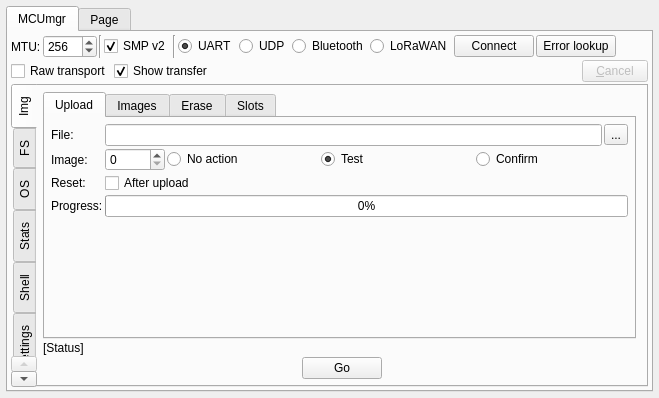
Qt form plugins/mcumgr/form.ui (thedjnK/AuTerm) before a commit.
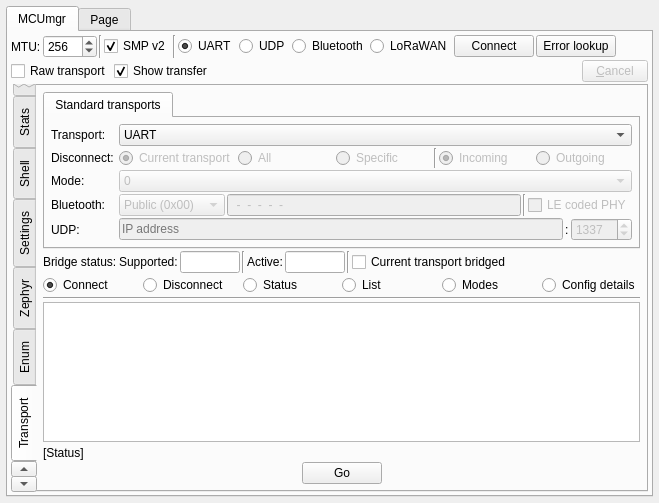
The same form after that commit. The open tabs and pages were chosen to show the change. Custom widgets are drawn as their Qt base class.

Commit message: plugins: mcumgr: Add initial transport management support

```diff
--- a/plugins/mcumgr/form.ui
+++ b/plugins/mcumgr/form.ui
@@ -6,8 +6,8 @@
    <rect>
     <x>0</x>
     <y>0</y>
-    <width>594</width>
-    <height>398</height>
+    <width>638</width>
+    <height>503</height>
    </rect>
   </property>
   <property name="windowTitle">
@@ -355,7 +355,11 @@
                   <number>2</number>
                  </property>
                  <item>
-                  <widget class="QLineEdit" name="edit_IMG_Local"/>
+                  <widget class="QLineEdit" name="edit_IMG_Local">
+                   <property name="text">
+                    <string/>
+                   </property>
+                  </widget>
                  </item>
                  <item>
                   <widget class="QToolButton" name="btn_IMG_Local">
@@ -2721,6 +2725,694 @@
            </item>
           </layout>
          </widget>
+         <widget class="QWidget" name="tab_transport">
+          <attribute name="title">
+           <string>Transport</string>
+          </attribute>
+          <layout class="QFormLayout" name="formLayout_10">
+           <property name="horizontalSpacing">
+            <number>2</number>
+           </property>
+           <property name="verticalSpacing">
+            <number>2</number>
+           </property>
+           <property name="leftMargin">
+            <number>6</number>
+           </property>
+           <property name="topMargin">
+            <number>6</number>
+           </property>
+           <property name="rightMargin">
+            <number>6</number>
+           </property>
+           <property name="bottomMargin">
+            <number>6</number>
+           </property>
+           <item row="0" column="0" colspan="2">
+            <widget class="QTabWidget" name="tabWidget_3">
+             <property name="sizePolicy">
+              <sizepolicy hsizetype="Expanding" vsizetype="Expanding">
+               <horstretch>0</horstretch>
+               <verstretch>0</verstretch>
+              </sizepolicy>
+             </property>
+             <property name="currentIndex">
+              <number>0</number>
+             </property>
+             <widget class="QWidget" name="tab">
+              <attribute name="title">
+               <string>Standard transports</string>
+              </attribute>
+              <layout class="QFormLayout" name="formLayout_8">
+               <property name="horizontalSpacing">
+                <number>2</number>
+               </property>
+               <property name="verticalSpacing">
+                <number>2</number>
+               </property>
+               <property name="leftMargin">
+                <number>6</number>
+               </property>
+               <property name="topMargin">
+                <number>6</number>
+               </property>
+               <property name="rightMargin">
+                <number>6</number>
+               </property>
+               <property name="bottomMargin">
+                <number>4</number>
+               </property>
+               <item row="0" column="0">
+                <widget class="QLabel" name="label_62">
+                 <property name="text">
+                  <string>Transport:</string>
+                 </property>
+                </widget>
+               </item>
+               <item row="0" column="1">
+                <widget class="QComboBox" name="combo_transport_standard_transport">
+                 <property name="enabled">
+                  <bool>true</bool>
+                 </property>
+                 <property name="editable">
+                  <bool>false</bool>
+                 </property>
+                 <item>
+                  <property name="text">
+                   <string>UART</string>
+                  </property>
+                 </item>
+                 <item>
+                  <property name="text">
+                   <string>Raw UART</string>
+                  </property>
+                 </item>
+                 <item>
+                  <property name="text">
+                   <string>Bluetooth Low Energy</string>
+                  </property>
+                 </item>
+                 <item>
+                  <property name="text">
+                   <string>Shell</string>
+                  </property>
+                 </item>
+                 <item>
+                  <property name="text">
+                   <string>UDP (IPv4)</string>
+                  </property>
+                 </item>
+                 <item>
+                  <property name="text">
+                   <string>UDP (IPv6)</string>
+                  </property>
+                 </item>
+                 <item>
+                  <property name="text">
+                   <string>LoRaWAN</string>
+                  </property>
+                 </item>
+                 <item>
+                  <property name="text">
+                   <string>SPI</string>
+                  </property>
+                 </item>
+                </widget>
+               </item>
+               <item row="1" column="0">
+                <widget class="QLabel" name="label_63">
+                 <property name="text">
+                  <string>Disconnect: </string>
+                 </property>
+                </widget>
+               </item>
+               <item row="1" column="1">
+                <layout class="QHBoxLayout" name="horizontalLayout_38">
+                 <property name="spacing">
+                  <number>2</number>
+                 </property>
+                 <property name="topMargin">
+                  <number>0</number>
+                 </property>
+                 <item>
+                  <widget class="QRadioButton" name="radio_transport_standard_disconnect_current_transport">
+                   <property name="enabled">
+                    <bool>false</bool>
+                   </property>
+                   <property name="text">
+                    <string>Current transport</string>
+                   </property>
+                   <property name="checked">
+                    <bool>true</bool>
+                   </property>
+                   <attribute name="buttonGroup">
+                    <string notr="true">buttonGroup_8</string>
+                   </attribute>
+                  </widget>
+                 </item>
+                 <item>
+                  <widget class="QRadioButton" name="radio_transport_standard_disconnect_all_transports">
+                   <property name="enabled">
+                    <bool>false</bool>
+                   </property>
+                   <property name="text">
+                    <string>All</string>
+                   </property>
+                   <attribute name="buttonGroup">
+                    <string notr="true">buttonGroup_8</string>
+                   </attribute>
+                  </widget>
+                 </item>
+                 <item>
+                  <widget class="QRadioButton" name="radio_transport_standard_disconnect_specific_transport">
+                   <property name="enabled">
+                    <bool>false</bool>
+                   </property>
+                   <property name="text">
+                    <string>Specific</string>
+                   </property>
+                   <attribute name="buttonGroup">
+                    <string notr="true">buttonGroup_8</string>
+                   </attribute>
+                  </widget>
+                 </item>
+                 <item>
+                  <widget class="Line" name="line_15">
+                   <property name="orientation">
+                    <enum>Qt::Orientation::Vertical</enum>
+                   </property>
+                  </widget>
+                 </item>
+                 <item>
+                  <widget class="QRadioButton" name="radio_transport_standard_disconnect_incoming">
+                   <property name="enabled">
+                    <bool>false</bool>
+                   </property>
+                   <property name="text">
+                    <string>Incoming</string>
+                   </property>
+                   <property name="checked">
+                    <bool>true</bool>
+                   </property>
+                   <attribute name="buttonGroup">
+                    <string notr="true">buttonGroup_9</string>
+                   </attribute>
+                  </widget>
+                 </item>
+                 <item>
+                  <widget class="QRadioButton" name="radio_transport_standard_disconnect_outgoing">
+                   <property name="enabled">
+                    <bool>false</bool>
+                   </property>
+                   <property name="text">
+                    <string>Outgoing</string>
+                   </property>
+                   <attribute name="buttonGroup">
+                    <string notr="true">buttonGroup_9</string>
+                   </attribute>
+                  </widget>
+                 </item>
+                </layout>
+               </item>
+               <item row="2" column="0">
+                <widget class="QLabel" name="label_64">
+                 <property name="text">
+                  <string>Mode:</string>
+                 </property>
+                </widget>
+               </item>
+               <item row="2" column="1">
+                <widget class="QComboBox" name="combo_transport_standard_mode">
+                 <property name="enabled">
+                  <bool>false</bool>
+                 </property>
+                 <property name="editable">
+                  <bool>false</bool>
+                 </property>
+                 <item>
+                  <property name="text">
+                   <string>0</string>
+                  </property>
+                 </item>
+                </widget>
+               </item>
+               <item row="4" column="0">
+                <widget class="QLabel" name="label_65">
+                 <property name="text">
+                  <string>UDP:</string>
+                 </property>
+                </widget>
+               </item>
+               <item row="4" column="1">
+                <layout class="QHBoxLayout" name="horizontalLayout_39">
+                 <property name="spacing">
+                  <number>2</number>
+                 </property>
+                 <property name="topMargin">
+                  <number>0</number>
+                 </property>
+                 <item>
+                  <widget class="QLineEdit" name="edit_transport_udp_address">
+                   <property name="enabled">
+                    <bool>false</bool>
+                   </property>
+                   <property name="maxLength">
+                    <number>45</number>
+                   </property>
+                   <property name="placeholderText">
+                    <string>IP address</string>
+                   </property>
+                  </widget>
+                 </item>
+                 <item>
+                  <widget class="QLabel" name="label_66">
+                   <property name="text">
+                    <string>:</string>
+                   </property>
+                  </widget>
+                 </item>
+                 <item>
+                  <widget class="QSpinBox" name="edit_transport_udp_port">
+                   <property name="enabled">
+                    <bool>false</bool>
+                   </property>
+                   <property name="minimumSize">
+                    <size>
+                     <width>60</width>
+                     <height>0</height>
+                    </size>
+                   </property>
+                   <property name="maximumSize">
+                    <size>
+                     <width>70</width>
+                     <height>16777215</height>
+                    </size>
+                   </property>
+                   <property name="minimum">
+                    <number>1</number>
+                   </property>
+                   <property name="maximum">
+                    <number>65535</number>
+                   </property>
+                   <property name="value">
+                    <number>1337</number>
+                   </property>
+                  </widget>
+                 </item>
+                </layout>
+               </item>
+               <item row="3" column="0">
+                <widget class="QLabel" name="label_67">
+                 <property name="text">
+                  <string>Bluetooth:</string>
+                 </property>
+                </widget>
+               </item>
+               <item row="3" column="1">
+                <layout class="QHBoxLayout" name="horizontalLayout_40">
+                 <property name="spacing">
+                  <number>2</number>
+                 </property>
+                 <property name="topMargin">
+                  <number>0</number>
+                 </property>
+                 <item>
+                  <widget class="QComboBox" name="combo_transport_bluetooth_address_type">
+                   <property name="enabled">
+                    <bool>false</bool>
+                   </property>
+                   <property name="sizePolicy">
+                    <sizepolicy hsizetype="Preferred" vsizetype="Fixed">
+                     <horstretch>0</horstretch>
+                     <verstretch>0</verstretch>
+                    </sizepolicy>
+                   </property>
+                   <property name="minimumSize">
+                    <size>
+                     <width>100</width>
+                     <height>0</height>
+                    </size>
+                   </property>
+                   <item>
+                    <property name="text">
+                     <string>Public (0x00)</string>
+                    </property>
+                   </item>
+                   <item>
+                    <property name="text">
+                     <string>Private (0x01)</string>
+                    </property>
+                   </item>
+                  </widget>
+                 </item>
+                 <item>
+                  <widget class="QLineEdit" name="edit_transport_bluetooth_address">
+                   <property name="enabled">
+                    <bool>false</bool>
+                   </property>
+                   <property name="sizePolicy">
+                    <sizepolicy hsizetype="Expanding" vsizetype="Fixed">
+                     <horstretch>0</horstretch>
+                     <verstretch>0</verstretch>
+                    </sizepolicy>
+                   </property>
+                   <property name="inputMask">
+                    <string>HH-HH-HH-HH-HH-HH</string>
+                   </property>
+                   <property name="maxLength">
+                    <number>17</number>
+                   </property>
+                   <property name="frame">
+                    <bool>true</bool>
+                   </property>
+                   <property name="placeholderText">
+                    <string>Bluetooth address</string>
+                   </property>
+                  </widget>
+                 </item>
+                 <item>
+                  <widget class="Line" name="line_16">
+                   <property name="orientation">
+                    <enum>Qt::Orientation::Vertical</enum>
+                   </property>
+                  </widget>
+                 </item>
+                 <item>
+                  <widget class="QCheckBox" name="check_transport_bluetooth_le_coded_phy">
+                   <property name="enabled">
+                    <bool>false</bool>
+                   </property>
+                   <property name="text">
+                    <string>LE coded PHY</string>
+                   </property>
+                   <property name="checked">
+                    <bool>false</bool>
+                   </property>
+                  </widget>
+                 </item>
+                </layout>
+               </item>
+              </layout>
+             </widget>
+            </widget>
+           </item>
+           <item row="1" column="0">
+            <widget class="QLabel" name="label_71">
+             <property name="text">
+              <string>Bridge status:</string>
+             </property>
+            </widget>
+           </item>
+           <item row="1" column="1">
+            <layout class="QHBoxLayout" name="horizontalLayout_44">
+             <property name="spacing">
+              <number>2</number>
+             </property>
+             <item>
+              <widget class="QLabel" name="label_72">
+               <property name="text">
+                <string>Supported:</string>
+               </property>
+              </widget>
+             </item>
+             <item>
+              <widget class="QLineEdit" name="edit_transport_supported">
+               <property name="sizePolicy">
+                <sizepolicy hsizetype="Minimum" vsizetype="Fixed">
+                 <horstretch>0</horstretch>
+                 <verstretch>0</verstretch>
+                </sizepolicy>
+               </property>
+               <property name="minimumSize">
+                <size>
+                 <width>20</width>
+                 <height>0</height>
+                </size>
+               </property>
+               <property name="maximumSize">
+                <size>
+                 <width>60</width>
+                 <height>16777215</height>
+                </size>
+               </property>
+               <property name="maxLength">
+                <number>4</number>
+               </property>
+               <property name="readOnly">
+                <bool>true</bool>
+               </property>
+              </widget>
+             </item>
+             <item>
+              <widget class="Line" name="line_17">
+               <property name="orientation">
+                <enum>Qt::Orientation::Vertical</enum>
+               </property>
+              </widget>
+             </item>
+             <item>
+              <widget class="QLabel" name="label_73">
+               <property name="text">
+                <string>Active:</string>
+               </property>
+              </widget>
+             </item>
+             <item>
+              <widget class="QLineEdit" name="edit_transport_active">
+               <property name="sizePolicy">
+                <sizepolicy hsizetype="Minimum" vsizetype="Fixed">
+                 <horstretch>0</horstretch>
+                 <verstretch>0</verstretch>
+                </sizepolicy>
+               </property>
+               <property name="minimumSize">
+                <size>
+                 <width>20</width>
+                 <height>0</height>
+                </size>
+               </property>
+               <property name="maximumSize">
+                <size>
+                 <width>60</width>
+                 <height>16777215</height>
+                </size>
+               </property>
+               <property name="maxLength">
+                <number>4</number>
+               </property>
+               <property name="readOnly">
+                <bool>true</bool>
+               </property>
+              </widget>
+             </item>
+             <item>
+              <widget class="Line" name="line_18">
+               <property name="orientation">
+                <enum>Qt::Orientation::Vertical</enum>
+               </property>
+              </widget>
+             </item>
+             <item>
+              <widget class="QCheckBox" name="check_transport_transport_bridged">
+               <property name="enabled">
+                <bool>true</bool>
+               </property>
+               <property name="text">
+                <string>Current transport bridged</string>
+               </property>
+              </widget>
+             </item>
+             <item>
+              <spacer name="horizontalSpacer_39">
+               <property name="orientation">
+                <enum>Qt::Orientation::Horizontal</enum>
+               </property>
+               <property name="sizeHint" stdset="0">
+                <size>
+                 <width>40</width>
+                 <height>20</height>
+                </size>
+               </property>
+              </spacer>
+             </item>
+            </layout>
+           </item>
+           <item row="2" column="0" colspan="2">
+            <layout class="QHBoxLayout" name="horizontalLayout_45">
+             <property name="spacing">
+              <number>2</number>
+             </property>
+             <property name="topMargin">
+              <number>0</number>
+             </property>
+             <item>
+              <widget class="QRadioButton" name="radio_transport_connect">
+               <property name="text">
+                <string>Connect</string>
+               </property>
+               <property name="checked">
+                <bool>true</bool>
+               </property>
+               <attribute name="buttonGroup">
+                <string notr="true">buttonGroup_7</string>
+               </attribute>
+              </widget>
+             </item>
+             <item>
+              <widget class="QRadioButton" name="radio_transport_disconnect">
+               <property name="text">
+                <string>Disconnect</string>
+               </property>
+               <attribute name="buttonGroup">
+                <string notr="true">buttonGroup_7</string>
+               </attribute>
+              </widget>
+             </item>
+             <item>
+              <widget class="QRadioButton" name="radio_transport_status">
+               <property name="text">
+                <string>Status</string>
+               </property>
+               <attribute name="buttonGroup">
+                <string notr="true">buttonGroup_7</string>
+               </attribute>
+              </widget>
+             </item>
+             <item>
+              <widget class="QRadioButton" name="radio_transport_list">
+               <property name="text">
+                <string>List</string>
+               </property>
+               <attribute name="buttonGroup">
+                <string notr="true">buttonGroup_7</string>
+               </attribute>
+              </widget>
+             </item>
+             <item>
+              <widget class="QRadioButton" name="radio_transport_modes">
+               <property name="text">
+                <string>Modes</string>
+               </property>
+               <attribute name="buttonGroup">
+                <string notr="true">buttonGroup_7</string>
+               </attribute>
+              </widget>
+             </item>
+             <item>
+              <widget class="QRadioButton" name="radio_transport_config_details">
+               <property name="text">
+                <string>Config details</string>
+               </property>
+               <attribute name="buttonGroup">
+                <string notr="true">buttonGroup_7</string>
+               </attribute>
+              </widget>
+             </item>
+            </layout>
+           </item>
+           <item row="3" column="0" colspan="2">
+            <widget class="Line" name="line_19">
+             <property name="orientation">
+              <enum>Qt::Orientation::Horizontal</enum>
+             </property>
+            </widget>
+           </item>
+           <item row="5" column="0">
+            <spacer name="verticalSpacer_9">
+             <property name="orientation">
+              <enum>Qt::Orientation::Vertical</enum>
+             </property>
+             <property name="sizeHint" stdset="0">
+              <size>
+               <width>20</width>
+               <height>40</height>
+              </size>
+             </property>
+            </spacer>
+           </item>
+           <item row="6" column="0" colspan="2">
+            <widget class="QLabel" name="lbl_transport_status_text">
+             <property name="sizePolicy">
+              <sizepolicy hsizetype="Expanding" vsizetype="Preferred">
+               <horstretch>0</horstretch>
+               <verstretch>0</verstretch>
+              </sizepolicy>
+             </property>
+             <property name="text">
+              <string>[Status]</string>
+             </property>
+            </widget>
+           </item>
+           <item row="7" column="0" colspan="2">
+            <layout class="QHBoxLayout" name="horizontalLayout_31">
+             <property name="spacing">
+              <number>2</number>
+             </property>
+             <property name="leftMargin">
+              <number>0</number>
+             </property>
+             <property name="topMargin">
+              <number>0</number>
+             </property>
+             <item>
+              <spacer name="horizontalSpacer_38">
+               <property name="orientation">
+                <enum>Qt::Orientation::Horizontal</enum>
+               </property>
+               <property name="sizeHint" stdset="0">
+                <size>
+                 <width>40</width>
+                 <height>20</height>
+                </size>
+               </property>
+              </spacer>
+             </item>
+             <item>
+              <widget class="QPushButton" name="btn_transport_go">
+               <property name="text">
+                <string>Go</string>
+               </property>
+              </widget>
+             </item>
+             <item>
+              <spacer name="horizontalSpacer_40">
+               <property name="orientation">
+                <enum>Qt::Orientation::Horizontal</enum>
+               </property>
+               <property name="sizeHint" stdset="0">
+                <size>
+                 <width>40</width>
+                 <height>20</height>
+                </size>
+               </property>
+              </spacer>
+             </item>
+            </layout>
+           </item>
+           <item row="4" column="0" colspan="2">
+            <widget class="QTableWidget" name="table_transport_output">
+             <property name="editTriggers">
+              <set>QAbstractItemView::EditTrigger::NoEditTriggers</set>
+             </property>
+             <property name="dragDropOverwriteMode">
+              <bool>true</bool>
+             </property>
+             <property name="selectionMode">
+              <enum>QAbstractItemView::SelectionMode::SingleSelection</enum>
+             </property>
+             <property name="selectionBehavior">
+              <enum>QAbstractItemView::SelectionBehavior::SelectRows</enum>
+             </property>
+             <property name="sortingEnabled">
+              <bool>true</bool>
+             </property>
+             <property name="cornerButtonEnabled">
+              <bool>false</bool>
+             </property>
+            </widget>
+           </item>
+          </layout>
+         </widget>
          <widget class="QWidget" name="tab_custom">
           <attribute name="title">
            <string>Custom</string>
```
Left out of the diff: 7 changed lines with no effect on the pictures. The commit also changes 10 other files.
